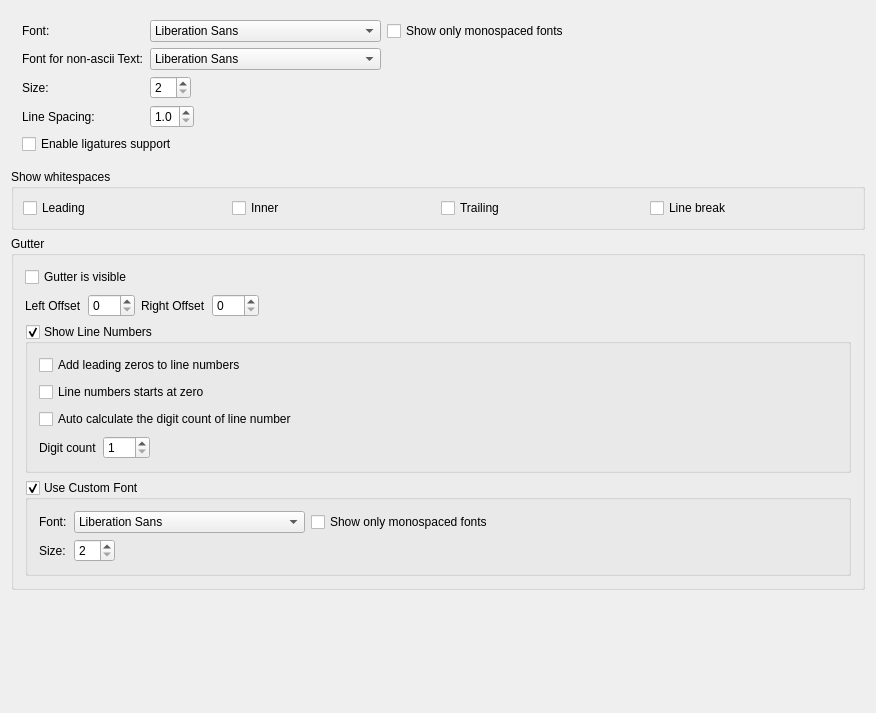
First picture: the form in RedPandaIDE/settingsdialog/editorfontwidget.ui, repository royqh1979/RedPanda-CPP, before the edit.
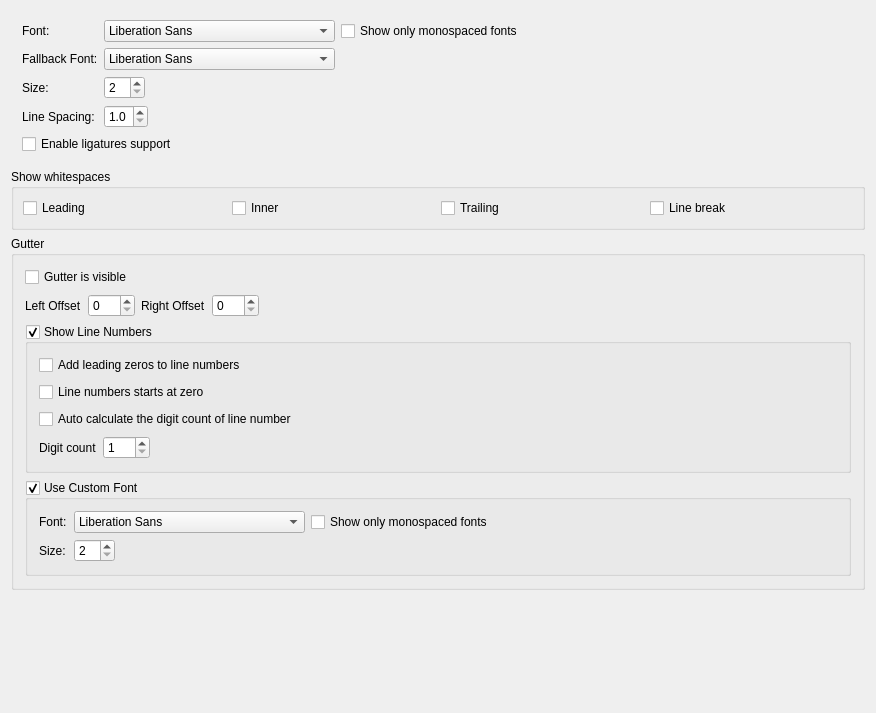
Second picture: the form after the edit.

Commit message: Use fallback font instead of non-ascii font

Patch:
```diff
--- a/RedPandaIDE/settingsdialog/editorfontwidget.ui
+++ b/RedPandaIDE/settingsdialog/editorfontwidget.ui
@@ -224,7 +224,7 @@
       <item row="1" column="0">
        <widget class="QLabel" name="label_8">
         <property name="text">
-         <string>Font for non-ascii Text:</string>
+         <string>Fallback Font:</string>
         </property>
        </widget>
       </item>
```
Left out of the diff: 2 changed lines with no effect on the pictures. The commit also changes 16 other files.
